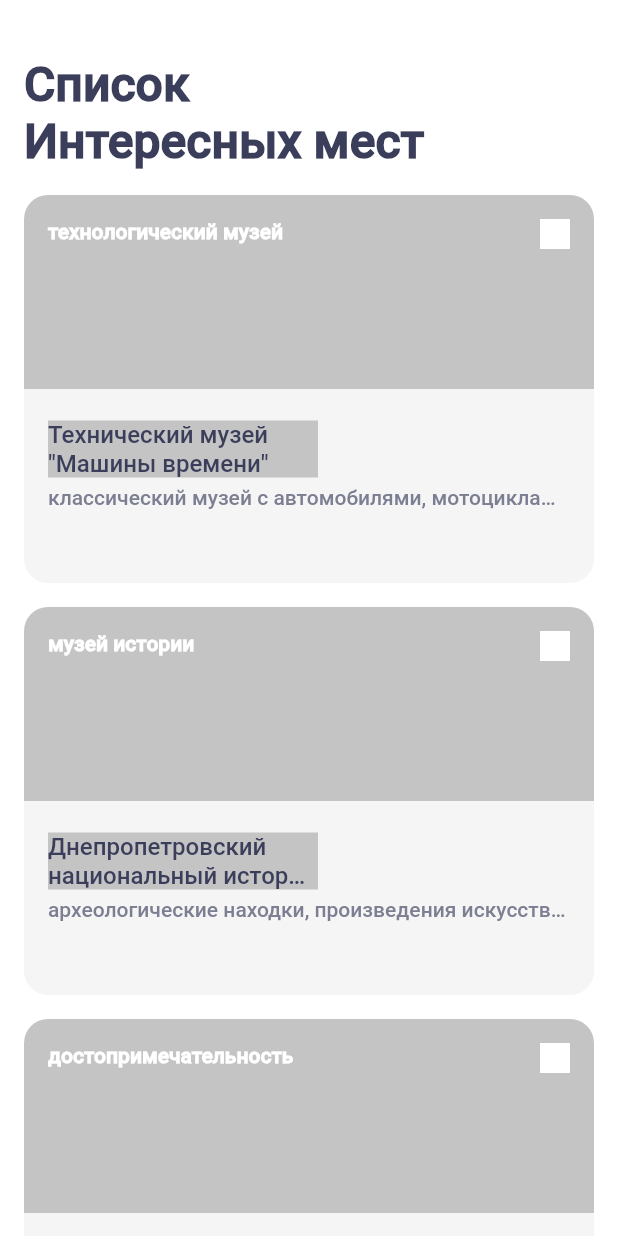
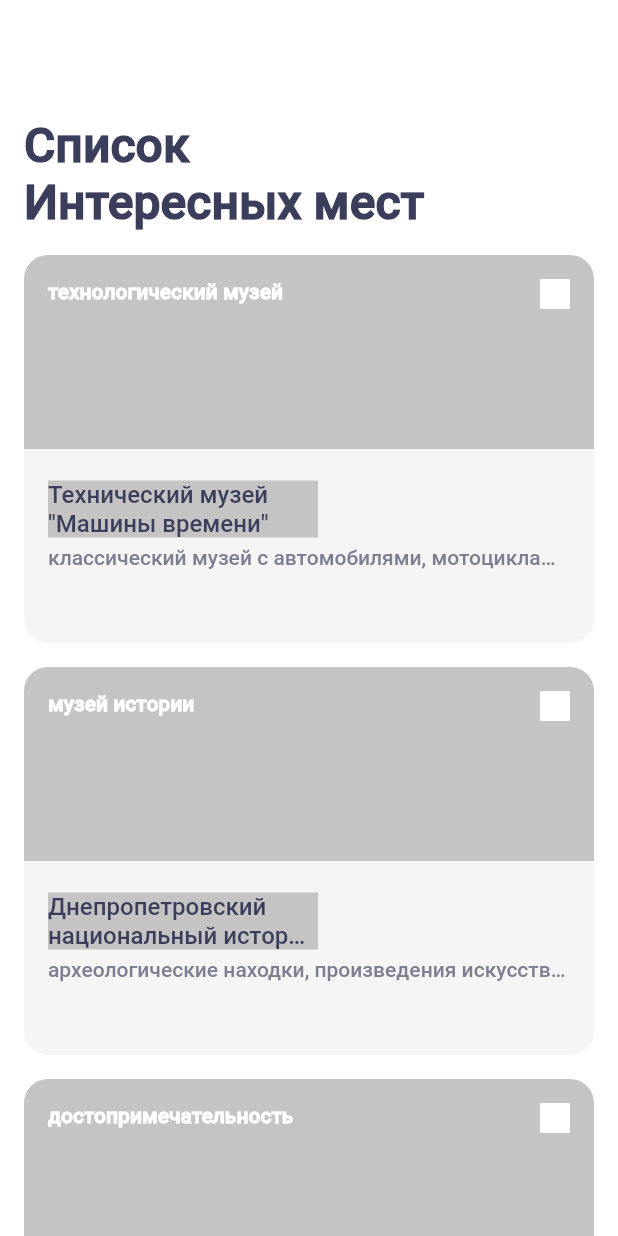
Before and after one commit to Vlas1414/surf-flutter-course-storozhev, a Flutter app: the screen it shows after launch, on a phone screen of 412 x 824 dp. Run offline on Flutter 3.47's test engine with Material 2 defaults, Android fonts, the phone set to English and light mode, and no system bars.

Commit message:
add CustomAppBar

```diff
--- a/lib/ui/screen/sight_list_screen.dart
+++ b/lib/ui/screen/sight_list_screen.dart
@@ -16,20 +16,7 @@ class _SightListScreenState extends State<SightListScreen> {
   @override
   Widget build(BuildContext context) {
     return Scaffold(
-      appBar: AppBar(
-        toolbarHeight: 130,
-        backgroundColor: CustomColors.transparent,
-        elevation: 0,
-        title: Padding(
-          padding: const EdgeInsets.only(top: 20),
-          child: Text(
-            Strings.appMainTitle,
-            style: Styles.appMainTitle,
-            textAlign: TextAlign.left,
-            maxLines: 2,
-          ),
-        ),
-      ),
+      appBar: CustomAppBar(Strings.appMainTitle),
       backgroundColor: CustomColors.white,
       body: SingleChildScrollView(
         child: Column(
@@ -43,3 +30,30 @@ class _SightListScreenState extends State<SightListScreen> {
     );
   }
 }
+
+class CustomAppBar extends StatelessWidget implements PreferredSizeWidget {
+  final String title;
+  static const double _prefferredHeight = 170;
+
+  const CustomAppBar(
+    this.title, {
+    Key key,
+  }) : super(key: key);
+
+  @override
+  Widget build(BuildContext context) {
+    return Container(
+      height: _prefferredHeight,
+      padding: EdgeInsets.all(16),
+      alignment: Alignment.bottomLeft,
+      child: Text(
+        title,
+        style: Styles.appMainTitle,
+        maxLines: 2,
+      ),
+    );
+  }
+
+  @override
+  Size get preferredSize => Size(double.infinity, _prefferredHeight);
+}
```
